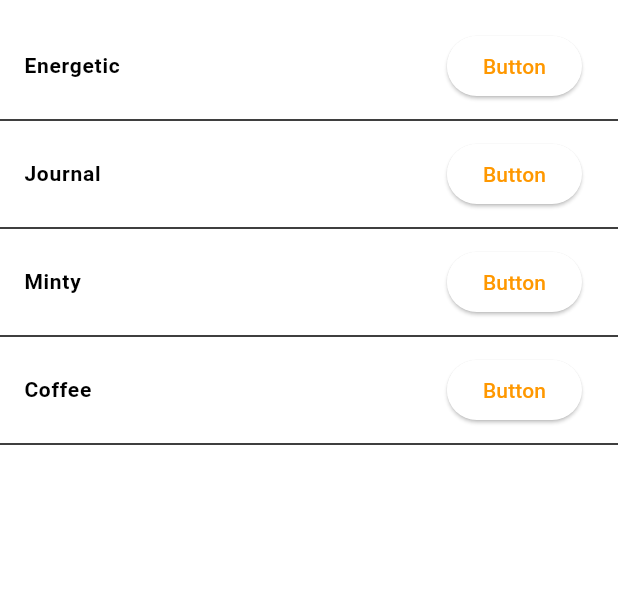
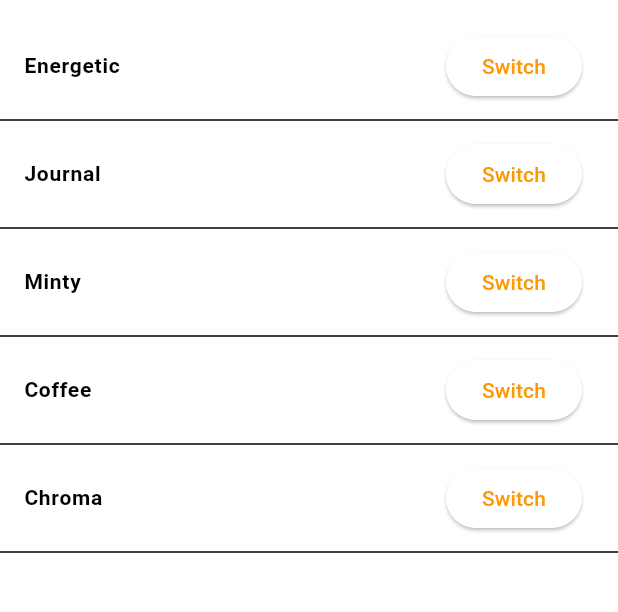
Before and after one commit to Jinan47/Siraj, a Flutter app: the AppThemeChooser screen opened by its route, on a phone screen of 412 x 824 dp, the part 84-696 px from its top. Run offline on Flutter 3.47's test engine with Material 3 defaults, Android fonts, the phone set to English and light mode, and no system bars; our stand-ins replace google_nav_bar, shared_preferences, theme_provider; missing offline and left inert: quran; accounts and stored records are empty.

Commit message:
Unlocked chroma theme

```diff
--- a/lib/screens/theme.dart
+++ b/lib/screens/theme.dart
@@ -72,6 +72,19 @@ class AppThemeChooser extends StatelessWidget {
                   ),
           ),
           const Divider(),
+          _buildListTile(
+            title: "Chroma",
+            onPressed: () => controller.setTheme('chroma'),
+            themeData: lightMode
+                ? coffeeTheme
+                : ThemeData.dark().copyWith(
+                    colorScheme: coffeeTheme.colorScheme,
+                    iconTheme: const IconThemeData(
+                      color: Colors.white,
+                    ),
+                  ),
+          ),
+          const Divider(),
         ],
       ),
     );
@@ -85,7 +98,7 @@ class AppThemeChooser extends StatelessWidget {
     return ListTile(
       trailing: ElevatedButton(
         onPressed: onPressed,
-        child: const Text('Button'),
+        child: const Text('Switch'),
       ),
       title: Theme(
         data: themeData,
@@ -100,6 +113,7 @@ List<AppTheme> customThemes = [
   AppTheme(id: 'journal', data: journalTheme, description: 'Journal Theme'),
   AppTheme(id: 'minty', data: mintyTheme, description: 'Minty Theme'),
   AppTheme(id: 'coffee', data: coffeeTheme, description: 'Coffee Theme'),
+  AppTheme(id: 'vanilla', data: vanilla, description: 'Vanilla Theme'),
   // AppTheme(id: 'thunder', data: thunderTheme, description: 'Thunder Theme'),
   // AppTheme(id: 'default-dark', data: vanilladark, description: 'Default Dark Theme'),
   // AppTheme(id: 'ocean', data: oceanTheme, description: 'Ocean Theme'),
@@ -107,7 +121,7 @@ List<AppTheme> customThemes = [
   // AppTheme(id: 'banana', data: bananaTheme, description: 'Banana Theme'),
   // AppTheme(id: 'moon', data: moonTheme, description: 'Moon Theme'),
   // AppTheme(id: 'neon', data: neonTheme, description: 'Neon Theme'),
-  // AppTheme(id: 'chroma', data: chromaTheme, description: 'Chroma Theme'),
+  AppTheme(id: 'chroma', data: chromaTheme, description: 'Chroma Theme'),
   // AppTheme(id: 'azure', data: azureTheme, description: 'Azure Theme'),
   // AppTheme(id: 'mani', data: maniTheme, description: 'Mani Theme'),
 ];
```
